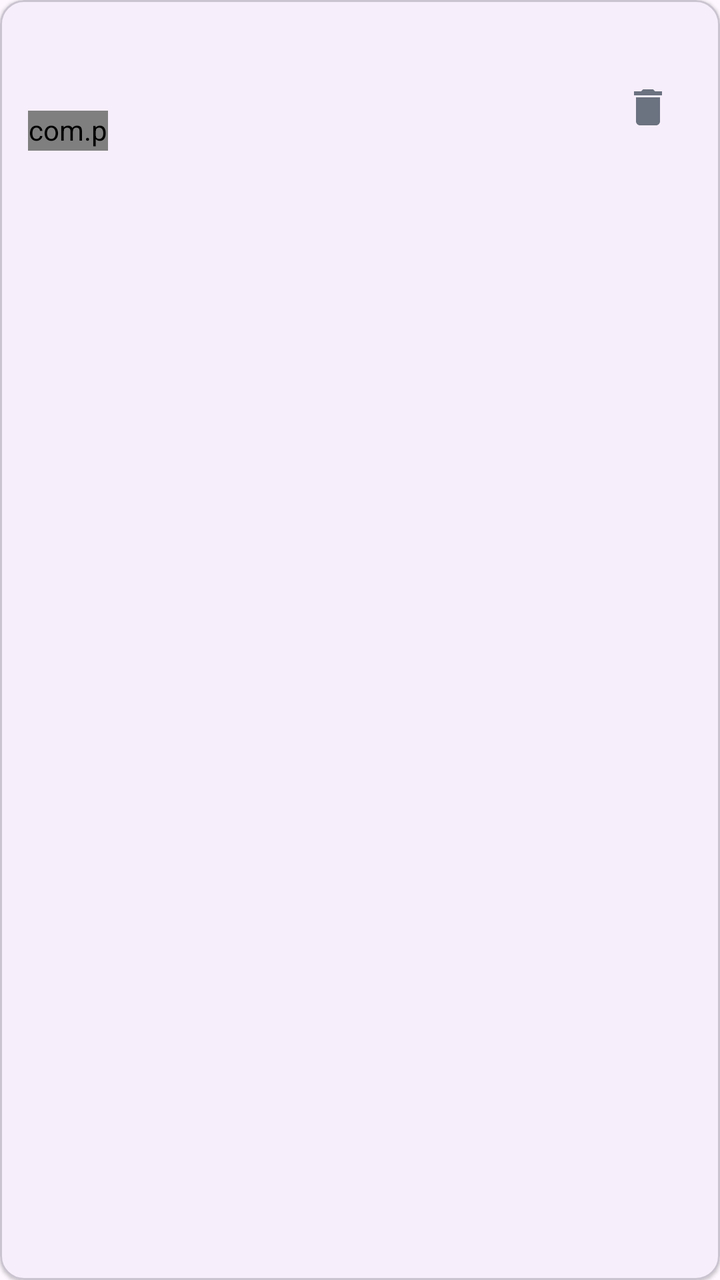
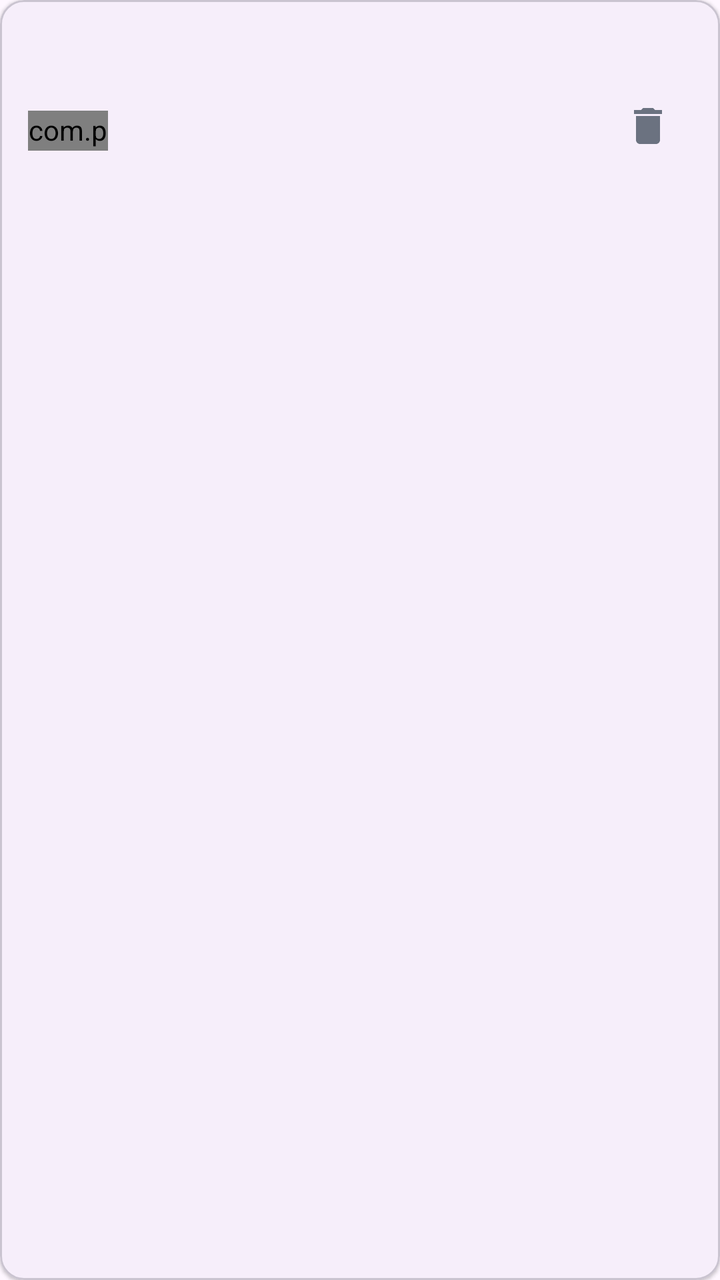

Two renders of the same Android screen: before a commit and after it. Below are the layout's source before the change and the commit's diff.
<!-- AndroidManifest.xml: application theme Theme.PKotlinApp -->
<!-- res/layout/item_saved_device.xml -->
<?xml version="1.0" encoding="utf-8"?>
<com.google.android.material.card.MaterialCardView xmlns:android="http://schemas.android.com/apk/res/android"
    xmlns:app="http://schemas.android.com/apk/res-auto"
    android:layout_width="match_parent"
    android:layout_height="wrap_content"
    android:layout_marginBottom="8dp"
    android:clickable="true"
    android:focusable="true"
    app:cardCornerRadius="12dp"
    app:cardElevation="1dp">

    <LinearLayout
        android:layout_width="match_parent"
        android:layout_height="wrap_content"
        android:gravity="center_vertical"
        android:orientation="horizontal"
        android:padding="14dp">

        <LinearLayout
            android:layout_width="0dp"
            android:layout_height="wrap_content"
            android:layout_weight="1"
            android:orientation="vertical">

            <LinearLayout
                android:layout_width="match_parent"
                android:layout_height="wrap_content"
                android:gravity="center_vertical"
                android:orientation="horizontal">

                <TextView
                    android:id="@+id/name"
                    android:layout_width="wrap_content"
                    android:layout_height="wrap_content"
                    android:ellipsize="end"
                    android:maxLines="1"
                    android:textAppearance="?attr/textAppearanceTitleSmall" />

                <TextView
                    android:id="@+id/status"
                    android:layout_width="wrap_content"
                    android:layout_height="wrap_content"
                    android:layout_marginStart="8dp"
                    android:textAppearance="?attr/textAppearanceLabelSmall"
                    android:textColor="@color/signal_active" />
            </LinearLayout>

            <TextView
                android:id="@+id/mac"
                android:layout_width="match_parent"
                android:layout_height="wrap_content"
                android:layout_marginTop="2dp"
                android:textAppearance="?attr/textAppearanceBodySmall"
                android:textColor="@color/text_secondary" />

            <LinearLayout
                android:layout_width="match_parent"
                android:layout_height="wrap_content"
                android:layout_marginTop="4dp"
                android:gravity="center_vertical"
                android:orientation="horizontal">

                <com.platojobs.pkotlinapp.ui.common.RssiSignalView
                    android:id="@+id/signal"
                    android:layout_width="40dp"
                    android:layout_height="20dp"
                    app:rsv_activeColor="@color/signal_active"
                    app:rsv_inactiveColor="@color/signal_inactive"
                    app:rsv_barCount="4" />

                <TextView
                    android:id="@+id/rssi"
                    android:layout_width="wrap_content"
                    android:layout_height="wrap_content"
                    android:layout_marginStart="8dp"
                    android:textAppearance="?attr/textAppearanceBodySmall" />

                <TextView
                    android:id="@+id/trend"
                    android:layout_width="wrap_content"
                    android:layout_height="wrap_content"
                    android:layout_marginStart="12dp"
                    android:textAppearance="?attr/textAppearanceBodySmall"
                    android:textColor="@color/text_secondary" />
            </LinearLayout>

            <TextView
                android:id="@+id/lastSeen"
                android:layout_width="match_parent"
                android:layout_height="wrap_content"
                android:layout_marginTop="2dp"
                android:textAppearance="?attr/textAppearanceBodySmall"
                android:textColor="@color/text_secondary" />
        </LinearLayout>

        <ImageButton
            android:id="@+id/deleteButton"
            android:layout_width="44dp"
            android:layout_height="44dp"
            android:background="?attr/selectableItemBackgroundBorderless"
            android:contentDescription="@string/devices_delete_desc"
            android:src="@drawable/ic_delete"
            app:tint="@color/text_secondary" />

    </LinearLayout>

</com.google.android.material.card.MaterialCardView>
<!-- resources referenced by this layout -->
<resources>
  <color name="signal_active">#2E7D32</color>
  <color name="signal_inactive">#D6D9E3</color>
  <color name="text_secondary">#6B7280</color>
  <!-- drawable ic_delete (drawable) -->
  <vector xmlns:android="http://schemas.android.com/apk/res/android"
      android:width="24dp"
      android:height="24dp"
      android:viewportWidth="24"
      android:viewportHeight="24">
      <path
          android:fillColor="#FF000000"
          android:pathData="M6,19c0,1.1 0.9,2 2,2h8c1.1,0 2,-0.9 2,-2V7H6v12zM19,4h-3.5l-1,-1h-5l-1,1H5v2h14V4z" />
  </vector>
  <string name="devices_delete_desc">移除设备</string>
  <style name="Theme.PKotlinApp" parent="Theme.Material3.DayNight.NoActionBar">
          <item name="android:windowBackground">?attr/colorSurface</item>
      </style>
</resources>

<!-- the commit's change to res/layout/item_saved_device.xml (unified diff, before → after) -->
@@ -91,6 +91,14 @@
                 android:layout_marginTop="2dp"
                 android:textAppearance="?attr/textAppearanceBodySmall"
                 android:textColor="@color/text_secondary" />
+
+            <TextView
+                android:id="@+id/groupLabel"
+                android:layout_width="match_parent"
+                android:layout_height="wrap_content"
+                android:layout_marginTop="2dp"
+                android:textAppearance="?attr/textAppearanceBodySmall"
+                android:textColor="@color/text_secondary" />
         </LinearLayout>
 
         <ImageButton
